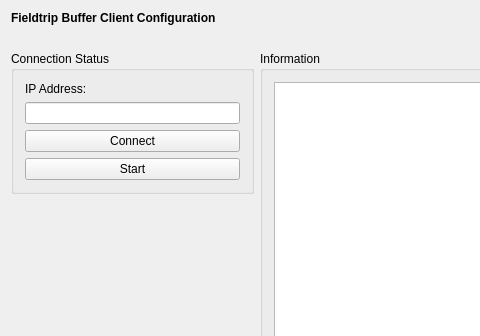
Before: the Qt Designer form applications/mne_scan/plugins/ftbuffer/FormFiles/ftbuffersetup.ui in mne-tools/mne-cpp, drawn with Qt 5; both pictures show x 0 to 480 and y 0 to 336 of the 600 by 450 pixel window.
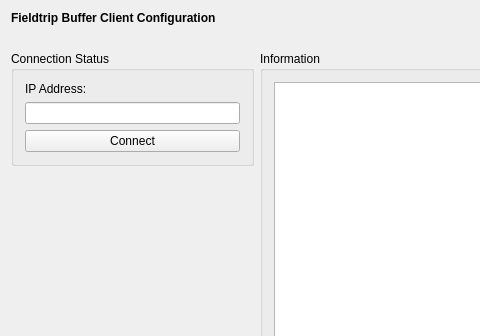
After: the same form once the commit is applied.

Diff of the .ui file:
```diff
--- a/applications/mne_scan/plugins/ftbuffer/FormFiles/ftbuffersetup.ui
+++ b/applications/mne_scan/plugins/ftbuffer/FormFiles/ftbuffersetup.ui
@@ -128,13 +128,6 @@
           </property>
          </widget>
         </item>
-        <item row="3" column="0">
-         <widget class="QPushButton" name="m_qPushButton_Start">
-          <property name="text">
-           <string>Start</string>
-          </property>
-         </widget>
-        </item>
        </layout>
       </widget>
      </item>
```
Left out of the diff: 6 changed lines with no effect on the pictures.
